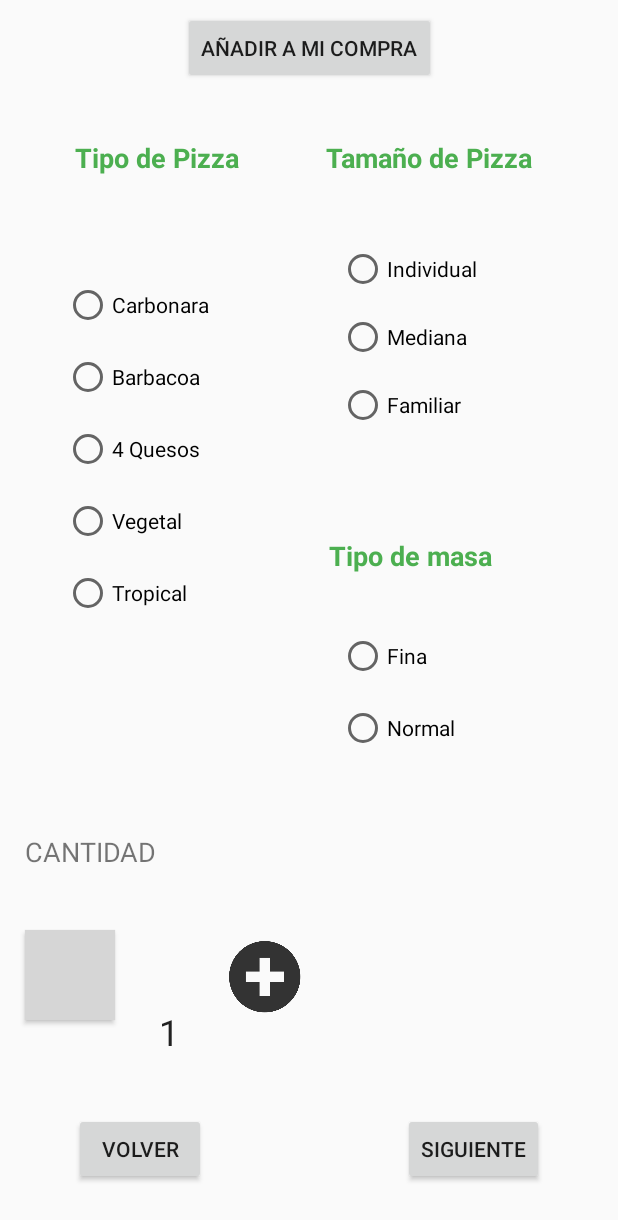
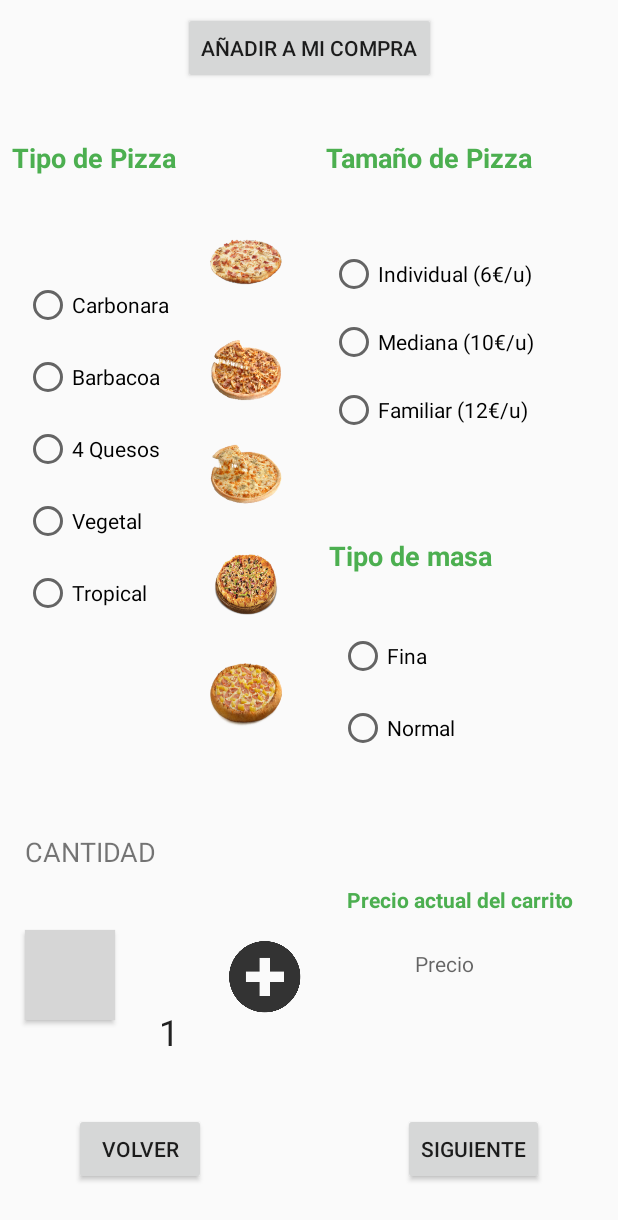
Before and after one commit to AitorMonedero/Definitiva7, an Android app: the SegundaPantalla screen opened directly, with no data from a screen before it, on a phone screen of 412 x 824 dp. Shown: the top 1220 px of the screen. Run offline under Robolectric (Android 15) with nearby library versions, the phone set to English and light mode, and no system bars; 1 statement that could not run was skipped; grey boxes are pictures that could not be loaded.

Commit message:
Pizzas y demás.

```diff
--- a/app/src/main/java/com/example/adminportatil/definitiva7/PantallaCero.java
+++ b/app/src/main/java/com/example/adminportatil/definitiva7/PantallaCero.java
@@ -20,6 +20,7 @@ public class PantallaCero extends AppCompatActivity {
     private Button siguiente,salir;
     private EditText nombre,apellido,telefono,direccion,email;
     String nombre1,apellido1;
+    int numPedido;
 
     ArrayList<String> pedido;
     @Override
@@ -53,7 +54,7 @@ protected void onCreate(Bundle savedInstanceState) {
                 Toast toast3 = Toast.makeText(getApplicationContext(), "Tienes que introducir un telefono.", Toast.LENGTH_SHORT);
                 toast3.show();
                 telefono.requestFocus();
-            }else if(telefono.getText().length()<9){
+            }else if(telefono.getText().length()!=9){
                 Toast toast3 = Toast.makeText(getApplicationContext(), "El telefono debe ser de 9 digitos.", Toast.LENGTH_SHORT);
                 toast3.show();
                 telefono.requestFocus();
@@ -69,8 +70,9 @@ protected void onCreate(Bundle savedInstanceState) {
 
                 nombre1=nombre.getText().toString();
                 apellido1=apellido.getText().toString();
+                numPedido=(int) (Math.random() * 350) + 1;
 
-                pedido.add(nombre1+" "+apellido1+" "+"Pedido #200.");
+                pedido.add(nombre1+" "+apellido1+" "+"Pedido #"+numPedido);
              Intent inten=new Intent(PantallaCero.this,PantallaEleccion.class);
             inten.putExtra("Usuarios",pedido);
              startActivity(inten);}
--- a/app/src/main/java/com/example/adminportatil/definitiva7/SegundaPantalla.java
+++ b/app/src/main/java/com/example/adminportatil/definitiva7/SegundaPantalla.java
@@ -23,9 +23,9 @@ public class SegundaPantalla extends AppCompatActivity {
 
 
     private Button plus,minus,volver,siguiente,añadir;
-    private int cantidad=1,precio=0;
-    private String cantidadString,tipo,masa,tamaño,frase;
-    private TextView cantidadTotal,precioTotal;
+    private int cantidad=1,precio=0,precioTotal=0;
+    private String cantidadString,tipo,masa,tamaño,frase,precioString;
+    private TextView cantidadTotal,precioStrings;
     ArrayList<String> pedido;
 
 
@@ -36,7 +36,12 @@ public class SegundaPantalla extends AppCompatActivity {
         super.onCreate(savedInstanceState);
         setContentView(R.layout.activity_segunda_pantalla);
 
-        pedido=new ArrayList<String>();
+        //pedido=new ArrayList<String>();
+
+        Bundle bundle = getIntent().getExtras();
+        pedido=bundle.getStringArrayList("Usuarios");
+
+
         TipoPizzas = (RadioGroup) findViewById(R.id.tipo01);
         TamañoPizzas = (RadioGroup) findViewById(R.id.tamaño01);
         TipoMasas = (RadioGroup) findViewById(R.id.masa01);
@@ -46,8 +51,9 @@ public class SegundaPantalla extends AppCompatActivity {
         volver=(Button) findViewById(R.id.btnVolver);
         siguiente=(Button) findViewById(R.id.btnSiguiente);
         añadir=(Button) findViewById(R.id.btnCompra);
+
         cantidadTotal=(TextView)findViewById(R.id.txtCantidad);
-
+        precioStrings=(TextView) findViewById(R.id.txtPrecio);
 
 
         cantidadString=String.valueOf(cantidad);
@@ -90,27 +96,35 @@ public class SegundaPantalla extends AppCompatActivity {
                         tipo = "Pizza tropical ";
                     }
 
+
                     if (TipoMasas.getCheckedRadioButtonId()==R.id.btnFina){
-                        masa="de masa fina.";
+                        masa="de masa fina";
                     }else if(TipoMasas.getCheckedRadioButtonId()==R.id.btnNormal){
-                        masa="de masa normal.";
+                        masa="de masa normal";
                     }
 
 
                     if (TamañoPizzas.getCheckedRadioButtonId()==R.id.btnIndividual){
                         tamaño="individual ";
+                        precio=6;
                     }else if(TamañoPizzas.getCheckedRadioButtonId()==R.id.btnMediana){
                         tamaño="mediana ";
+                        precio=10;
                     }else if(TamañoPizzas.getCheckedRadioButtonId()==R.id.btnFamiliar){
                         tamaño="familiar ";
+                        precio=12;
                     }
 
+                    precioTotal=precioTotal+(precio*cantidad);
+                    precioString=String.valueOf(precioTotal)+"€";
+                    precioStrings.setText(precioString);
                     cantidadString=String.valueOf(cantidad)+"x ";
-                    frase=cantidadString+tipo+tamaño+masa;
+                    frase=cantidadString+tipo+tamaño+masa+" "+precioTotal+"€.";
                     pedido.add(frase);
                     Toast.makeText(getApplicationContext(), "Añadido con exito al carro de la compra", Toast.LENGTH_SHORT).show();
                     cantidad = 1;
                     cantidadTotal.setText("1");
+
                 }
 
 
@@ -146,7 +160,9 @@ public class SegundaPantalla extends AppCompatActivity {
         siguiente.setOnClickListener(new View.OnClickListener() {
             public void onClick(View arg0){
                 Intent intentaar=new Intent(SegundaPantalla.this,TerceraPantalla.class);
+                intentaar.putExtra("Usuarios",pedido);
                 startActivity(intentaar);
+
             }
         }
 
--- a/app/src/main/res/layout/activity_segunda_pantalla.xml
+++ b/app/src/main/res/layout/activity_segunda_pantalla.xml
@@ -147,7 +147,7 @@
         android:layout_marginTop="8dp"
         app:layout_constraintBottom_toBottomOf="parent"
         app:layout_constraintEnd_toEndOf="parent"
-        app:layout_constraintHorizontal_bias="0.094"
+        app:layout_constraintHorizontal_bias="0.0"
         app:layout_constraintStart_toStartOf="parent"
         app:layout_constraintTop_toTopOf="parent"
         app:layout_constraintVertical_bias="0.302">
@@ -241,7 +241,7 @@
 
     <RadioGroup
         android:id="@+id/tamaño01"
-        android:layout_width="150dp"
+        android:layout_width="171dp"
         android:layout_height="136dp"
         android:layout_marginBottom="8dp"
         android:layout_marginEnd="8dp"
@@ -250,10 +250,10 @@
         android:layout_weight="1"
         app:layout_constraintBottom_toBottomOf="parent"
         app:layout_constraintEnd_toEndOf="parent"
-        app:layout_constraintHorizontal_bias="0.853"
+        app:layout_constraintHorizontal_bias="0.908"
         app:layout_constraintStart_toStartOf="parent"
         app:layout_constraintTop_toTopOf="parent"
-        app:layout_constraintVertical_bias="0.221">
+        app:layout_constraintVertical_bias="0.226">
 
         <RadioButton
             android:id="@+id/btnIndividual"
@@ -264,7 +264,7 @@
             android:layout_marginStart="8dp"
             android:layout_marginTop="8dp"
             android:layout_weight="1"
-            android:text="Individual"
+            android:text="Individual (6€/u)"
             app:layout_constraintBottom_toBottomOf="parent"
             app:layout_constraintEnd_toEndOf="parent"
             app:layout_constraintHorizontal_bias="0.81"
@@ -280,7 +280,7 @@
             android:layout_marginStart="8dp"
             android:layout_marginTop="8dp"
             android:layout_weight="1"
-            android:text="Mediana"
+            android:text="Mediana (10€/u)"
             app:layout_constraintBottom_toBottomOf="parent"
             app:layout_constraintEnd_toEndOf="parent"
             app:layout_constraintHorizontal_bias="0.814"
@@ -297,7 +297,7 @@
             android:layout_marginStart="8dp"
             android:layout_marginTop="8dp"
             android:layout_weight="1"
-            android:text="Familiar"
+            android:text="Familiar (12€/u)"
             app:layout_constraintBottom_toBottomOf="parent"
             app:layout_constraintEnd_toEndOf="parent"
             app:layout_constraintHorizontal_bias="0.814"
@@ -373,7 +373,7 @@
         android:textStyle="bold"
         app:layout_constraintBottom_toBottomOf="parent"
         app:layout_constraintEnd_toEndOf="parent"
-        app:layout_constraintHorizontal_bias="0.146"
+        app:layout_constraintHorizontal_bias="0.0"
         app:layout_constraintStart_toStartOf="parent"
         app:layout_constraintTop_toTopOf="parent"
         app:layout_constraintVertical_bias="0.108" />
@@ -418,4 +418,121 @@
         app:layout_constraintTop_toTopOf="parent"
         app:layout_constraintVertical_bias="0.447" />
 
+    <TextView
+        android:id="@+id/textView6"
+        android:layout_width="wrap_content"
+        android:layout_height="wrap_content"
+        android:layout_marginBottom="8dp"
+        android:layout_marginEnd="8dp"
+        android:layout_marginStart="8dp"
+        android:layout_marginTop="8dp"
+        android:text="Precio actual del carrito"
+        android:textAppearance="@style/TextAppearance.AppCompat.Body1"
+        android:textColor="#4CAF50"
+        android:textSize="14sp"
+        android:textStyle="bold"
+        app:layout_constraintBottom_toBottomOf="parent"
+        app:layout_constraintEnd_toEndOf="parent"
+        app:layout_constraintHorizontal_bias="0.913"
+        app:layout_constraintStart_toStartOf="parent"
+        app:layout_constraintTop_toTopOf="parent"
+        app:layout_constraintVertical_bias="0.738" />
+
+    <TextView
+        android:id="@+id/txtPrecio"
+        android:layout_width="147dp"
+        android:layout_height="21dp"
+        android:layout_marginBottom="8dp"
+        android:layout_marginEnd="8dp"
+        android:layout_marginStart="8dp"
+        android:layout_marginTop="8dp"
+        android:hint="Precio"
+        android:textAlignment="center"
+        app:layout_constraintBottom_toBottomOf="parent"
+        app:layout_constraintEnd_toEndOf="parent"
+        app:layout_constraintHorizontal_bias="0.864"
+        app:layout_constraintStart_toStartOf="parent"
+        app:layout_constraintTop_toTopOf="parent"
+        app:layout_constraintVertical_bias="0.794" />
+
+    <ImageView
+        android:id="@+id/imagenBBQ"
+        android:layout_width="53dp"
+        android:layout_height="49dp"
+        android:layout_marginBottom="8dp"
+        android:layout_marginEnd="8dp"
+        android:layout_marginStart="8dp"
+        android:layout_marginTop="8dp"
+        app:layout_constraintBottom_toBottomOf="parent"
+        app:layout_constraintEnd_toEndOf="parent"
+        app:layout_constraintHorizontal_bias="0.377"
+        app:layout_constraintStart_toStartOf="parent"
+        app:layout_constraintTop_toTopOf="parent"
+        app:layout_constraintVertical_bias="0.282"
+        app:srcCompat="@drawable/pizzabarbacoa" />
+
+    <ImageView
+        android:id="@+id/imagenCARBONARA"
+        android:layout_width="53dp"
+        android:layout_height="49dp"
+        android:layout_marginBottom="8dp"
+        android:layout_marginEnd="8dp"
+        android:layout_marginStart="8dp"
+        android:layout_marginTop="8dp"
+        app:layout_constraintBottom_toBottomOf="parent"
+        app:layout_constraintEnd_toEndOf="parent"
+        app:layout_constraintHorizontal_bias="0.377"
+        app:layout_constraintStart_toStartOf="parent"
+        app:layout_constraintTop_toTopOf="parent"
+        app:layout_constraintVertical_bias="0.187"
+        app:srcCompat="@drawable/pizzacarbonara" />
+
+    <ImageView
+        android:id="@+id/imagen4Q"
+        android:layout_width="53dp"
+        android:layout_height="49dp"
+        android:layout_marginBottom="8dp"
+        android:layout_marginEnd="8dp"
+        android:layout_marginStart="8dp"
+        android:layout_marginTop="8dp"
+        app:layout_constraintBottom_toBottomOf="parent"
+        app:layout_constraintEnd_toEndOf="parent"
+        app:layout_constraintHorizontal_bias="0.377"
+        app:layout_constraintStart_toStartOf="parent"
+        app:layout_constraintTop_toTopOf="parent"
+        app:layout_constraintVertical_bias="0.372"
+        app:srcCompat="@drawable/pizza4quesos" />
+
+    <ImageView
+        android:id="@+id/imagenVEGETAL"
+        android:layout_width="53dp"
+        android:layout_height="49dp"
+        android:layout_marginBottom="8dp"
+        android:layout_marginEnd="8dp"
+        android:layout_marginStart="8dp"
+        android:layout_marginTop="8dp"
+        app:layout_constraintBottom_toBottomOf="parent"
+        app:layout_constraintEnd_toEndOf="parent"
+        app:layout_constraintHorizontal_bias="0.377"
+        app:layout_constraintStart_toStartOf="parent"
+        app:layout_constraintTop_toTopOf="parent"
+        app:layout_constraintVertical_bias="0.47"
+        app:srcCompat="@drawable/pizzavegetal" />
+
+    <ImageView
+        android:id="@+id/imagenTROPICAL"
+        android:layout_width="53dp"
+        android:layout_height="49dp"
+        android:layout_marginBottom="8dp"
+        android:layout_marginEnd="8dp"
+        android:layout_marginStart="8dp"
+        android:layout_marginTop="8dp"
+        app:layout_constraintBottom_toBottomOf="parent"
+        app:layout_constraintEnd_toEndOf="parent"
+        app:layout_constraintHorizontal_bias="0.377"
+        app:layout_constraintStart_toStartOf="parent"
+        app:layout_constraintTop_toTopOf="parent"
+        app:layout_constraintVertical_bias="0.567"
+        app:srcCompat="@drawable/pizzatropical" />
+
 </android.support.constraint.ConstraintLayout>
```
Also changed, not shown: app/src/main/java/com/example/adminportatil/definitiva7/TerceraPantalla.java (+34 -31 lines), app/src/main/res/layout/activity_tercera_pantalla.xml (+27 -25 lines), app/src/main/res/drawable/cerveza.png (renamed from app/src/main/res/drawable/cerbeza.png), app/src/main/res/drawable/nestea.png (added), app/src/main/res/drawable/pizza4quesos.png (added), app/src/main/res/drawable/pizzabarbacoa.png (added), app/src/main/res/drawable/pizzacarbonara.png (added), app/src/main/res/drawable/pizzatropical.png (added), app/src/main/res/drawable/pizzavegetal.png (added), app/src/main/res/drawable/redbull.png (added).
